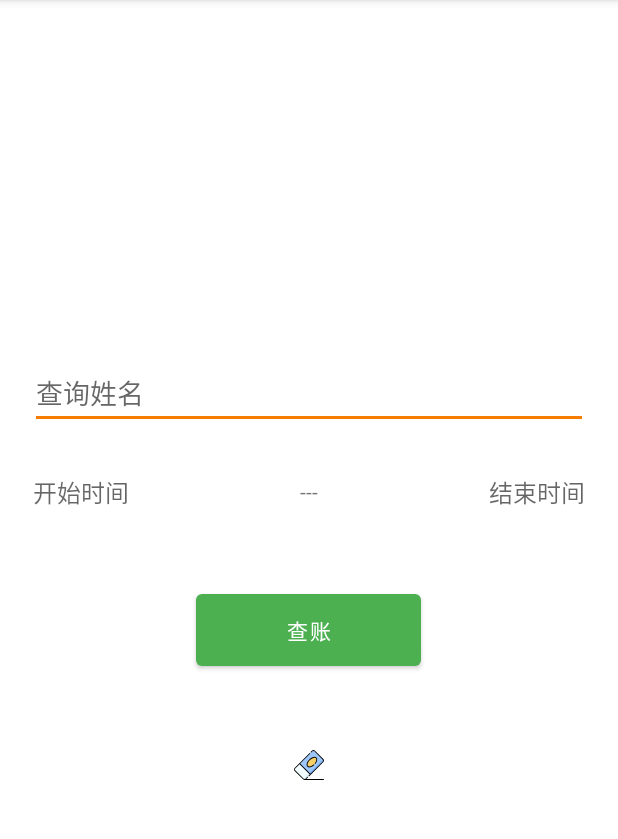
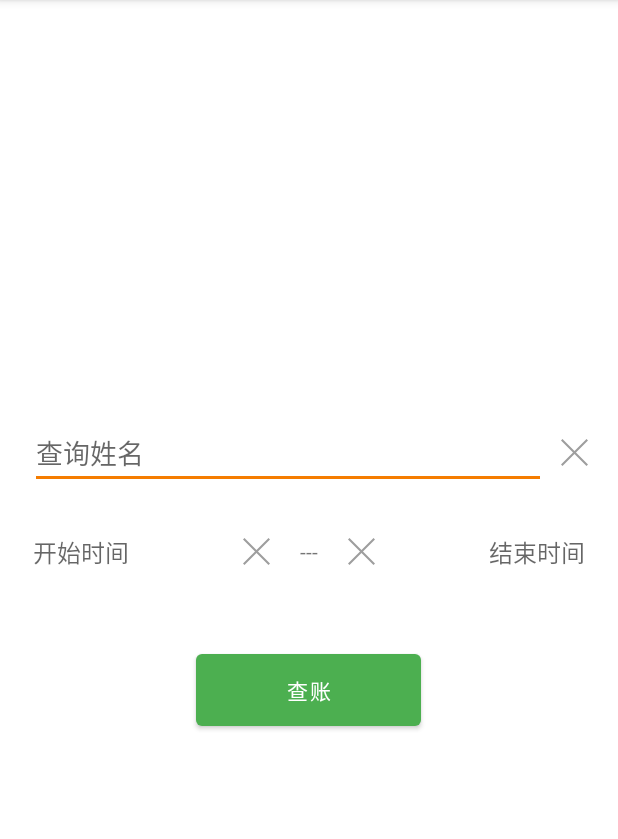
Before and after one commit to netlsd/MoneyTracker, an Android app: the QueryConditionsActivity screen opened directly, with no data from a screen before it, on a phone screen of 412 x 824 dp, the part 84-923 px from its top. Run offline under Robolectric (Android 15) with nearby library versions, the phone set to English and light mode, and no system bars.

Commit message:
change query icon

```diff
--- a/app/src/main/java/com/netlsd/moneytracker/ui/activities/QueryConditionsActivity.kt
+++ b/app/src/main/java/com/netlsd/moneytracker/ui/activities/QueryConditionsActivity.kt
@@ -22,8 +22,15 @@ class QueryConditionsActivity : AppCompatActivity() {
             val endDate = binding.endDateTv.text.toString()
             startQueryActivity(name, startDate, endDate)
         }
-        binding.clearImage.setOnClickListener {
-            clearQueryDate()
+
+        binding.clearNameImage.setOnClickListener {
+            binding.nameAutoTv.setText("")
+        }
+        binding.clearStartDateImage.setOnClickListener {
+            binding.startDateTv.text = ""
+        }
+        binding.clearEndDateImage.setOnClickListener {
+            binding.endDateTv.text = ""
         }
 
         setContentView(binding.root)
@@ -41,9 +48,4 @@ class QueryConditionsActivity : AppCompatActivity() {
 
         binding.nameAutoTv.setAdapter(adapter)
     }
-
-    private fun clearQueryDate() {
-        binding.startDateTv.text = ""
-        binding.endDateTv.text = ""
-    }
 }
--- /dev/null
+++ b/app/src/main/res/drawable/ic_delete.xml
@@ -0,0 +1,4 @@
+<vector android:height="32dp" android:viewportHeight="512"
+    android:viewportWidth="512" android:width="32dp" xmlns:android="http://schemas.android.com/apk/res/android">
+    <path android:fillColor="#FF000000" android:pathData="M512,28.308l-28.308,-28.308l-227.692,227.692l-227.692,-227.692l-28.308,28.308l227.692,227.692l-227.692,227.692l28.308,28.308l227.692,-227.692l227.692,227.692l28.308,-28.308l-227.692,-227.692z"/>
+</vector>
--- a/app/src/main/res/drawable/ic_eraser.xml
+++ /dev/null
@@ -1,30 +0,0 @@
-<vector xmlns:android="http://schemas.android.com/apk/res/android"
-    xmlns:tools="http://schemas.android.com/tools"
-    android:width="512dp"
-    android:height="512dp"
-    android:viewportWidth="512"
-    android:viewportHeight="512"
-    tools:ignore="VectorRaster">
-  <path
-      android:pathData="m152.826,488.802 l-136.7,-136.7c-11.502,-11.502 -11.502,-30.15 0,-41.652l93.082,-93.082 178.352,178.353 -93.082,93.082c-11.501,11.501 -30.15,11.502 -41.652,-0.001z"
-      android:fillColor="#f2fdff"/>
-  <path
-      android:pathData="m273.418,381.579 l-93.082,93.082c-11.502,11.502 -30.15,11.502 -41.652,0l21.213,21.213c11.502,11.502 30.15,11.502 41.652,0l93.082,-93.082z"
-      android:fillColor="#d3ecf5"/>
-  <path
-      android:pathData="m273.418,409.863 l-178.352,-178.352 215.385,-215.384c11.502,-11.502 30.15,-11.502 41.652,0l136.7,136.7c11.502,11.502 11.502,30.15 0,41.652z"
-      android:fillColor="#9dc6fb"/>
-  <path
-      android:pathData="m495.874,159.897 l-21.213,-21.213c11.502,11.502 11.502,30.15 0,41.652l-215.385,215.385 21.213,21.213 215.384,-215.384c11.502,-11.502 11.503,-30.151 0.001,-41.653z"
-      android:fillColor="#80b4fb"/>
-  <path
-      android:pathData="M233.104,278.852a102.847,56.447 135,1 0,145.448 -145.448a102.847,56.447 135,1 0,-145.448 145.448z"
-      android:fillColor="#f9d065"/>
-  <path
-      android:fillColor="#FF000000"
-      android:pathData="m180.888,511.99h323.428c4.143,0 7.5,-3.358 7.5,-7.5s-3.357,-7.5 -7.5,-7.5h-293.265l26.415,-26.415c2.929,-2.929 2.929,-7.678 0,-10.606 -2.93,-2.929 -7.678,-2.929 -10.607,0l-30.612,30.612c-4.043,4.044 -9.39,6.299 -15.091,6.409h-0.862c-5.702,-0.11 -11.048,-2.365 -15.091,-6.409l-143.773,-143.772c-4.147,-4.146 -6.43,-9.659 -6.43,-15.522 0,-5.864 2.283,-11.376 6.431,-15.523l73.636,-73.636 174.816,174.816 -19.912,19.912c-2.929,2.929 -2.929,7.678 0,10.606 1.465,1.464 3.385,2.197 5.304,2.197s3.839,-0.732 5.304,-2.197l240.598,-240.599c6.98,-6.98 10.824,-16.259 10.824,-26.129s-3.844,-19.15 -10.823,-26.129l-143.772,-143.771c-6.98,-6.979 -16.26,-10.823 -26.13,-10.823s-19.15,3.844 -26.13,10.823l-19.403,19.404c-2.929,2.929 -2.929,7.678 0,10.606 2.93,2.929 7.678,2.928 10.607,0l19.403,-19.404c8.558,-8.561 22.487,-8.56 31.045,0l143.772,143.772c4.146,4.146 6.43,9.659 6.43,15.522s-2.283,11.376 -6.431,15.523l-210.08,210.081 -174.816,-174.816 167.565,-167.566c2.929,-2.929 2.929,-7.678 0,-10.606 -2.93,-2.929 -7.678,-2.929 -10.607,0l-251.807,251.808c-6.98,6.979 -10.824,16.259 -10.824,26.129s3.844,19.15 10.823,26.129l143.771,143.771c6.816,6.816 15.655,10.436 24.603,10.802h1.691z"
-      tools:ignore="VectorPath" />
-  <path
-      android:fillColor="#FF000000"
-      android:pathData="m354.644,224.82c-2.558,3.258 -1.989,7.973 1.269,10.53s7.973,1.989 10.53,-1.268c31.97,-40.729 39.157,-84.314 17.479,-105.992 -25.357,-25.357 -79.502,-10.946 -123.264,32.814 -43.759,43.759 -58.173,97.903 -32.814,123.262 8.226,8.225 19.749,12.445 33.426,12.445 6.077,0 12.581,-0.833 19.409,-2.519 20.575,-5.081 42.762,-17.587 62.474,-35.215 3.087,-2.761 3.352,-7.502 0.591,-10.59 -2.761,-3.087 -7.501,-3.353 -10.591,-0.591 -35.689,31.917 -77.287,43.278 -94.701,25.864 -18.765,-18.765 -3.737,-65.498 32.814,-102.049 36.551,-36.552 83.283,-51.581 102.049,-32.814 7.335,7.335 9.761,19.672 6.83,34.74 -3.152,16.198 -12.207,34.446 -25.501,51.383z"/>
-</vector>
--- a/app/src/main/res/layout/activity_query_conditions.xml
+++ b/app/src/main/res/layout/activity_query_conditions.xml
@@ -1,23 +1,43 @@
 <?xml version="1.0" encoding="utf-8"?>
 <LinearLayout xmlns:android="http://schemas.android.com/apk/res/android"
+    xmlns:tools="http://schemas.android.com/tools"
     android:layout_width="match_parent"
     android:layout_height="match_parent"
     android:gravity="center"
     android:orientation="vertical">
 
-    <AutoCompleteTextView
-        android:id="@+id/nameAutoTv"
+    <LinearLayout
         android:layout_width="match_parent"
         android:layout_height="wrap_content"
-        android:layout_marginStart="20dp"
-        android:singleLine="true"
-        android:layout_marginEnd="20dp"
-        android:hint="@string/query_by_name" />
+        android:gravity="center_vertical"
+        android:orientation="horizontal">
+
+        <AutoCompleteTextView
+            android:id="@+id/nameAutoTv"
+            android:layout_width="0dp"
+            android:layout_height="wrap_content"
+            android:layout_marginStart="20dp"
+            android:layout_weight="1"
+            android:hint="@string/query_by_name"
+            android:singleLine="true" />
+
+        <ImageView
+            android:id="@+id/clearNameImage"
+            android:layout_width="18dp"
+            android:layout_height="18dp"
+            android:src="@drawable/ic_delete"
+            android:tint="@color/gray"
+            android:layout_marginStart="10dp"
+            android:layout_marginEnd="20dp"
+            tools:ignore="ContentDescription" />
+
+    </LinearLayout>
 
     <LinearLayout
         android:layout_width="match_parent"
         android:layout_height="wrap_content"
         android:layout_margin="20dp"
+        android:gravity="center_vertical"
         android:orientation="horizontal">
 
         <TextView
@@ -32,12 +52,32 @@
             android:paddingBottom="10dp"
             android:textSize="16sp" />
 
+        <ImageView
+            android:id="@+id/clearStartDateImage"
+            android:layout_width="18dp"
+            android:layout_height="18dp"
+            android:layout_marginStart="10dp"
+            android:layout_marginEnd="10dp"
+            android:src="@drawable/ic_delete"
+            android:tint="@color/gray"
+            tools:ignore="ContentDescription" />
+
         <TextView
             android:layout_width="wrap_content"
             android:layout_height="wrap_content"
             android:layout_marginLeft="10dp"
             android:layout_marginRight="10dp"
             android:text="@string/line" />
+
+        <ImageView
+            android:id="@+id/clearEndDateImage"
+            android:layout_width="18dp"
+            android:layout_height="18dp"
+            android:layout_marginStart="10dp"
+            android:layout_marginEnd="10dp"
+            android:src="@drawable/ic_delete"
+            android:tint="@color/gray"
+            tools:ignore="ContentDescription" />
 
         <TextView
             android:id="@+id/endDateTv"
@@ -60,12 +100,4 @@
         android:layout_marginTop="20dp"
         android:text="@string/query" />
 
-    <ImageView
-        android:id="@+id/clearImage"
-        android:src="@drawable/ic_eraser"
-        android:padding="10dp"
-        android:layout_marginTop="40dp"
-        android:layout_width="40dp"
-        android:layout_height="40dp" />
-
 </LinearLayout>
```
